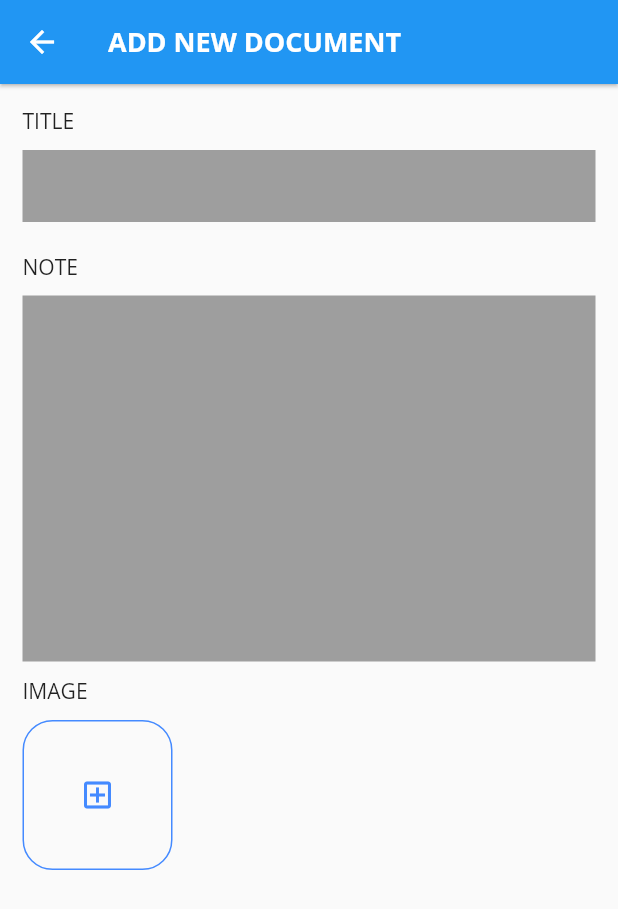
After one commit to nepal80m/minor-parichaya-frontend, a Flutter app: the AddDocuments screen opened by its route, on a phone screen of 412 x 824 dp. The commit adds this screen. Shown: the top 909 px of the screen. Run offline on Flutter 3.47's test engine with Material 2 defaults, Android fonts, the phone set to English and light mode, and no system bars; network calls fail.

Commit message:
Multiple Screens Initiated

```diff
--- /dev/null
+++ b/lib/screens/add_documents_screen.dart
@@ -0,0 +1,104 @@
+import 'package:flutter/material.dart';
+import 'package:flutter/services.dart';
+
+class AddDocuments extends StatelessWidget {
+  const AddDocuments({Key? key}) : super(key: key);
+  static const routeName = '/add_documents';
+
+  @override
+  Widget build(BuildContext context) {
+    return Scaffold(
+      appBar: AppBar(
+        elevation: 1,
+        systemOverlayStyle: SystemUiOverlayStyle(
+            statusBarColor: Theme.of(context).primaryColor),
+        title: const Text(
+          'ADD NEW DOCUMENT',
+          style: TextStyle(fontWeight: FontWeight.bold, fontSize: 18),
+        ),
+      ),
+      body: LayoutBuilder(builder: (ctx, constraints) {
+        return SingleChildScrollView(
+          child: Container(
+            padding: const EdgeInsets.all(15),
+            child: Column(
+              crossAxisAlignment: CrossAxisAlignment.start,
+              children: [
+                Text(
+                  'TITLE',
+                  style: Theme.of(context).textTheme.bodyText1,
+                ),
+                const SizedBox(
+                  height: 10,
+                ),
+                TextField(
+                  onChanged: (value) {
+                    return;
+                  },
+                  decoration: const InputDecoration(
+                      filled: true,
+                      fillColor: Colors.grey,
+                      border: InputBorder.none),
+                ),
+                const SizedBox(
+                  height: 10,
+                ),
+                const SizedBox(
+                  height: 10,
+                ),
+                Text(
+                  'NOTE',
+                  style: Theme.of(context).textTheme.bodyText1,
+                ),
+                const SizedBox(
+                  height: 10,
+                ),
+                TextField(
+                  onChanged: (value) {
+                    return;
+                  },
+                  decoration: const InputDecoration(
+                    filled: true,
+                    fillColor: Colors.grey,
+                    border: InputBorder.none,
+                  ),
+                  maxLines: 10,
+                ),
+                const SizedBox(
+                  height: 10,
+                ),
+                Text(
+                  'IMAGE',
+                  style: Theme.of(context).textTheme.bodyText1,
+                ),
+                const SizedBox(
+                  height: 10,
+                ),
+                Container(
+                  height: 100,
+                  width: 100,
+                  decoration: BoxDecoration(
+                    border: Border.all(
+                      color: Colors.blueAccent,
+                    ),
+                    borderRadius: BorderRadius.circular(20),
+                  ),
+                  child: IconButton(
+                    onPressed: () {},
+                    icon: const Icon(
+                      Icons.add_box_outlined,
+                      color: Colors.blueAccent,
+                    ),
+                  ),
+                ),
+                const SizedBox(
+                  height: 10,
+                ),
+              ],
+            ),
+          ),
+        );
+      }),
+    );
+  }
+}
--- a/lib/screens/buttomNavigationBase.dart
+++ b/lib/screens/buttomNavigationBase.dart
@@ -2,6 +2,7 @@ import 'package:flutter/material.dart';
 import 'package:flutter/services.dart';
 
 import '../widgets/custom_icons_icons.dart';
+import '../screens/add_documents_screen.dart';
 
 // import './homepage.dart';
 import './document_list.dart';
@@ -140,7 +141,9 @@ class _ButtomNavigationBaseState extends State<ButtomNavigationBase> {
       ),
       body: _screens[_screenIndex]['screen'] as Widget,
       floatingActionButton: FloatingActionButton(
-        onPressed: () {},
+        onPressed: () {
+          Navigator.of(context).pushNamed(AddDocuments.routeName);
+        },
         tooltip: 'Add New Doc',
         elevation: 2,
         child: const Icon(Icons.add_a_photo),
--- a/lib/screens/document_list.dart
+++ b/lib/screens/document_list.dart
@@ -1,6 +1,9 @@
 import 'package:flutter/material.dart';
+
 import '../widgets/document_tile.dart';
 import '../dataset/dummy_documents.dart';
+
+import 'view_document_screen.dart';
 
 class DocumentList extends StatelessWidget {
   final documentList = DUMMY_DOCS;
@@ -27,6 +30,8 @@ class DocumentList extends StatelessWidget {
                 image: document.images[0],
                 onTap: () {
                   // TODO: Open document details page.
+                  Navigator.of(context).pushNamed(ViewDocuments.routeName,
+                      arguments: document.id);
                 },
               );
             },
```
Also changed, not shown: lib/dataset/dummy_documents.dart (+32 -32 lines), lib/main.dart (+13 -1 lines), lib/screens/view_document_screen.dart (added, +41 -0 lines), lib/widgets/display_items.dart (added, +69 -0 lines), pubspec.lock.
